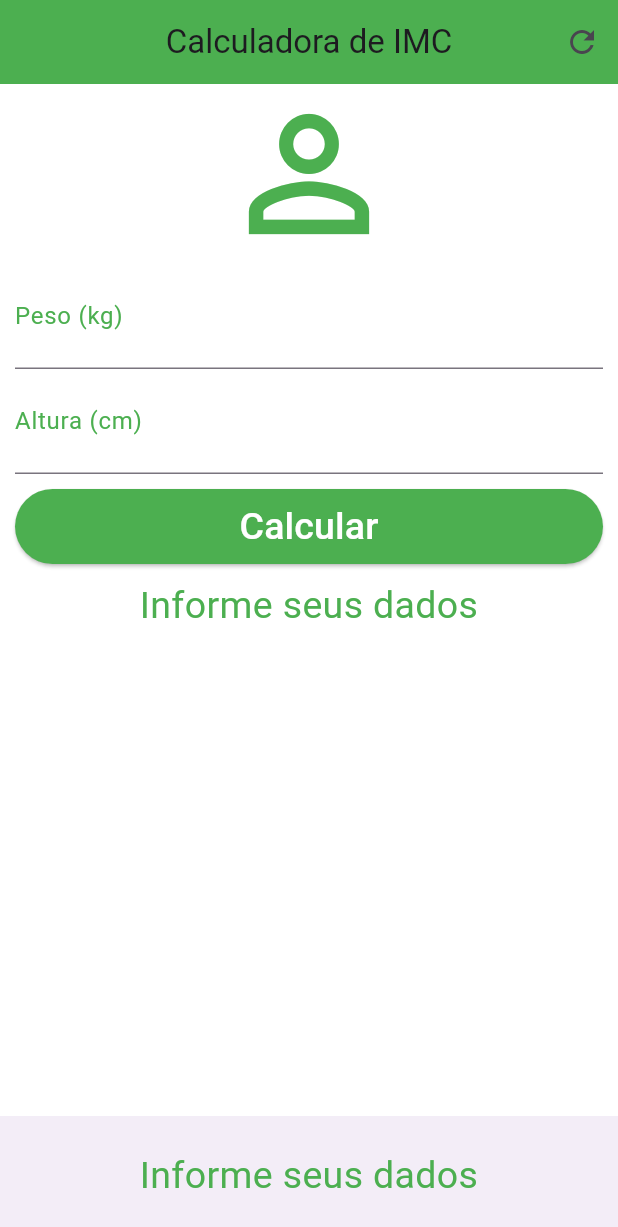
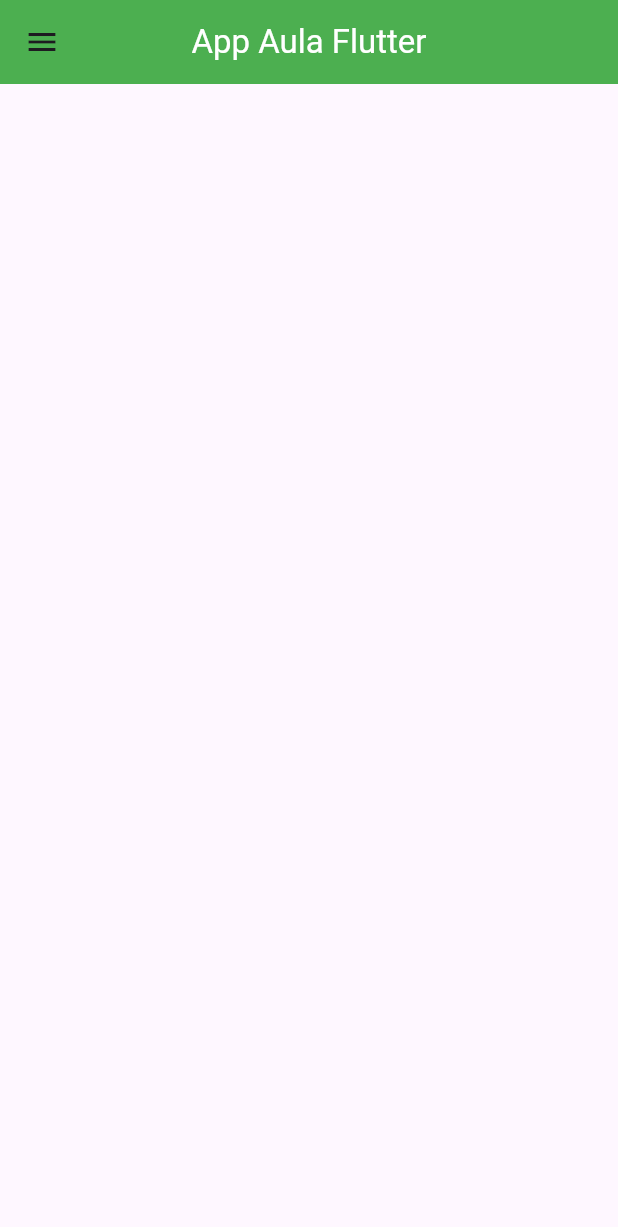
Before and after one commit to pedrwsxd/flutter-senac, a Flutter app: the screen it shows after launch, on a phone screen of 412 x 824 dp. Shown: the top 1227 px of the screen. Run offline on Flutter 3.47's test engine with Material 3 defaults, Android fonts, the phone set to English and light mode, and no system bars; our stand-ins replace animated_text_kit.

Commit message:
Atualização do aplicativo imc

```diff
--- a/app_imc/lib/main.dart
+++ b/app_imc/lib/main.dart
@@ -1,8 +1,10 @@
+import 'package:animated_text_kit/animated_text_kit.dart';
+import 'package:app_imc/page/menu.dart';
 import 'package:flutter/material.dart';
 
 void main() {
   runApp(const MaterialApp(
-    home: Home(),
+    home: Opcoes(), //Home()
     debugShowCheckedModeBanner: false,
   ));
 }
@@ -114,43 +116,51 @@ class _HomeState extends State<Home> {
                 },
               ),
               //botão
-              Padding(
-                padding: const EdgeInsets.only(top: 10.0, bottom: 10.0),
-                child: SizedBox(
-                  height: 50.0,
-                  child: ElevatedButton(
-                    onPressed: () {
-                      if (formKey.currentState!.validate()) {
-                        calculate();
-                      }
-                    },
-                    style: ElevatedButton.styleFrom(
-                      backgroundColor: Colors.green,
-                    ),
-                    child: const Text(
-                      "Calcular",
-                      style: TextStyle(color: Colors.white, fontSize: 25.0),
-                    ),
-                  ),
-                ),
-              ),
+
               Text(
                 infoText,
                 textAlign: TextAlign.center,
                 style: TextStyle(color: Colors.green, fontSize: 25.0),
-              )
+              ),
+
+              DefaultTextStyle(
+                style: const TextStyle(
+                  fontSize: 40.0,
+                  fontFamily: 'Horizon',
+                ),
+                child: AnimatedTextKit(
+                  animatedTexts: [
+                    RotateAnimatedText('FLAMENGO'),
+                    RotateAnimatedText('O'),
+                    RotateAnimatedText('MELHOR DO MUNDO'),
+                  ],
+                  onTap: () {
+                    print("Tap Event");
+                  },
+                ),
+              ),
             ],
           ),
         ),
       ),
       bottomNavigationBar: BottomAppBar(
-        child: Padding(
-          padding: const EdgeInsets.all(10.0),
-
-          child: Text(
-            infoText,
-            textAlign: TextAlign.center,
-            style: const TextStyle(color: Colors.green, fontSize: 25.0),
+        child: // botão
+            SizedBox(
+          height: 10.0,
+          child: ElevatedButton(
+            // chamar agora uma função anonima
+            onPressed: () {
+              if (formKey.currentState!.validate()) {
+                calculate();
+              }
+            },
+            style: ElevatedButton.styleFrom(
+              backgroundColor: Colors.green,
+            ),
+            child: const Text(
+              "Calcular",
+              style: TextStyle(color: Colors.white, fontSize: 25.0),
+            ),
           ),
         ),
       ),
--- /dev/null
+++ b/app_imc/lib/page/menu.dart
@@ -0,0 +1,77 @@
+// Crie um steteless chamado Opções
+
+import 'package:app_imc/main.dart';
+import 'package:app_imc/page/sobre.dart';
+import 'package:flutter/material.dart';
+
+class Opcoes extends StatelessWidget {
+  const Opcoes({super.key});
+
+  @override
+  Widget build(BuildContext context) {
+    return Scaffold(
+      appBar: AppBar(
+        title: const Text('App Aula Flutter', style: TextStyle(color: Colors.white),),
+        backgroundColor: Colors.green,
+        centerTitle: true,
+      ),
+      drawer: Drawer(
+        child: ListView(
+          // Important: Remove any padding from the ListView.
+          padding: EdgeInsets.zero,
+          children: [
+            const DrawerHeader(
+              decoration: BoxDecoration(
+                color: Colors.green,
+              ),
+              child: Text('Menu'),
+            ),
+            ListTile(
+              leading: Icon(Icons.calculate, color: Colors.green,),
+              title: const Text(
+                'Calculadora IMC',
+                style: TextStyle(color: Colors.green),
+              ),
+              onTap: () {
+                Navigator.push(
+                  context,
+                  MaterialPageRoute(
+                    builder: (context) => const Home(),
+                  ),
+                );
+              },
+            ),
+            ListTile(
+              leading: Icon(Icons.info, color: Colors.green,),
+              title: const Text('Sobre', style: TextStyle(color: Colors.green),),
+              onTap: () {
+                Navigator.push(
+                  context,
+                  MaterialPageRoute(
+                    builder: (context) => const Sobre(),
+                  ),
+                );
+                // Update the state of the app.
+                // ...
+              },
+            ),
+            ListTile(
+              leading: Icon(Icons.close, color: Colors.green,),
+              title: const Text('Fechar', style: TextStyle(color: Colors.green),),
+              onTap: () {
+                Navigator.push(
+                  context,
+                  MaterialPageRoute(
+                    builder: (context) => const Home(),
+                  ),
+                );
+                // Update the state of the app.
+                // ...
+              },
+            ),
+          ],
+        ), // Populate the Drawer in the next step.
+      ),
+    );
+  }
+}
```
Also changed, not shown: app_imc/lib/page/sobre.dart (added, +47 -0 lines), app_imc/pubspec.yaml (+4 -3 lines), app_imc/assets/images/8549530.jpg (added), app_imc/pubspec.lock.
